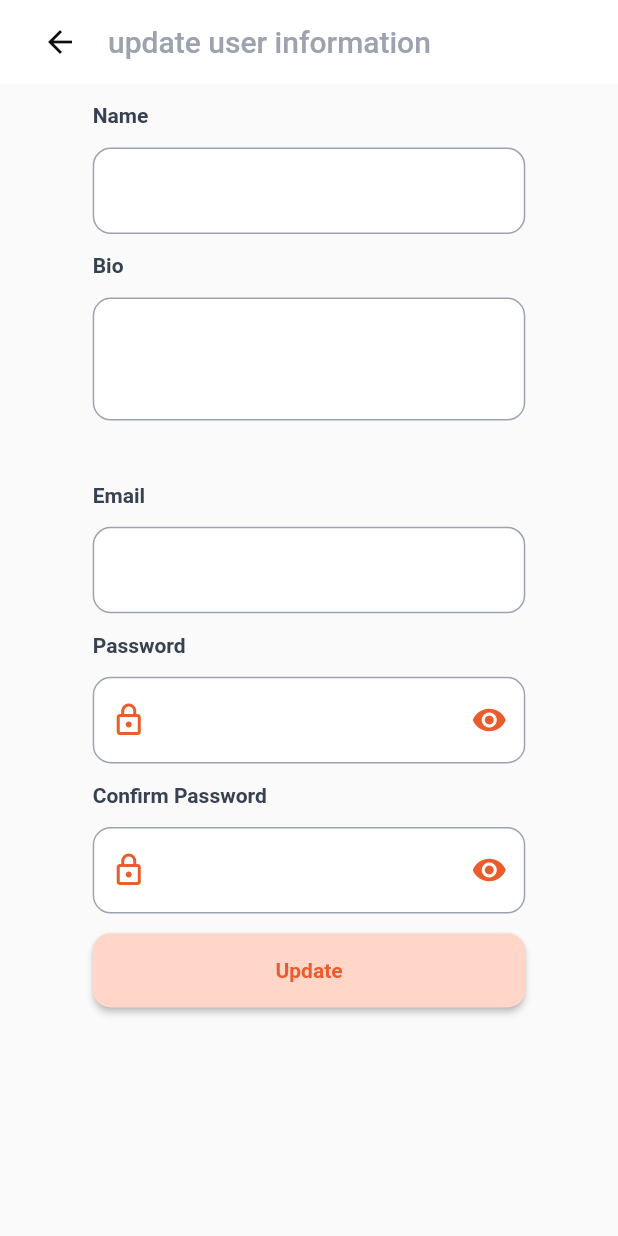
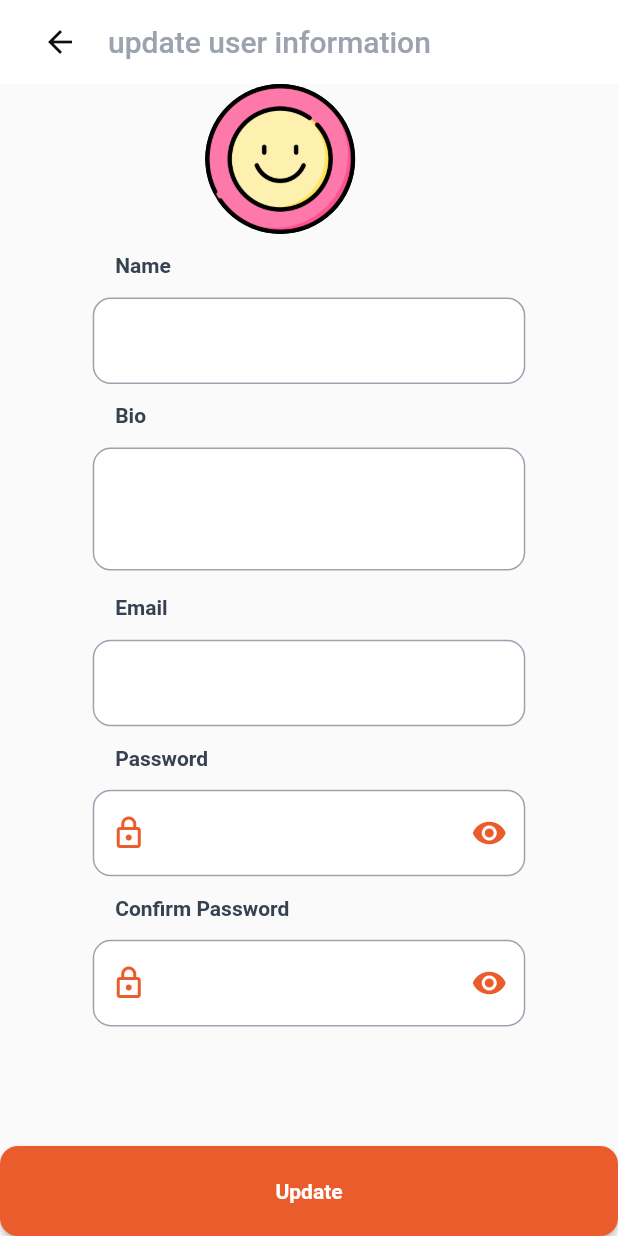
Before and after one commit to nisacolak/kasifim_app, a Flutter app: the ProfileSettings screen opened by its route, after a tap on the "edit" icon, on a phone screen of 412 x 824 dp. Run offline on Flutter 3.47's test engine with Material 2 defaults, Android fonts, the phone set to English and light mode, and no system bars; our stand-ins replace dio, equatable, flutter_rating_bar.

Commit message:
fix profile details

```diff
--- a/lib/app/views/detail/widget/directions_tab.dart
+++ b/lib/app/views/detail/widget/directions_tab.dart
@@ -44,7 +44,7 @@ class addressBox extends StatelessWidget {
             Container(
               padding: EdgeInsets.all(6),
               width: MediaQuery.of(context).size.width * 0.9,
-              height: MediaQuery.of(context).size.height * .10,
+              height: MediaQuery.of(context).size.height * .11,
               decoration: BoxDecoration(
                 // color: ColorName.lightGrey,
                 borderRadius: BorderRadius.circular(12),
--- a/lib/app/views/detail/widget/restaurant_info.dart
+++ b/lib/app/views/detail/widget/restaurant_info.dart
@@ -83,10 +83,8 @@ class buildRestaurantInfo extends StatelessWidget {
           ],
         ),
       ]),
-      SizedBox(
-        height: 10,
-      ),
-      RestaurantImages(),
+
+      //RestaurantImages(),
     ]);
   }
 }
--- a/lib/app/views/settings/profile_edit.dart
+++ b/lib/app/views/settings/profile_edit.dart
@@ -2,6 +2,7 @@ import 'package:flutter/material.dart';
 import 'package:kasifim_app/app/routes/custom_page_route.dart';
 import 'package:kasifim_app/app/views/auth/widget/auth_field.dart';
 import 'package:kasifim_app/app/views/auth/widget/password_field.dart';
+import 'package:kasifim_app/app/views/profile/widget/profile_info.dart';
 
 import 'package:kasifim_app/app/views/settings/settings.dart';
 import 'package:kasifim_app/app/views/welcome/widget/custom_button.dart';
@@ -24,7 +25,19 @@ class _ProfileEditState extends State<ProfileEdit> {
   @override
   Widget build(BuildContext context) {
     return Scaffold(
+        resizeToAvoidBottomInset: false,
+        bottomNavigationBar: SizedBox(
+          height: 60,
+          child: CustomButton(
+              onPressed: () {},
+              text: 'Update',
+              labelColor: ColorName.white,
+              backgroundColor: ColorName.orange),
+        ),
         appBar: AppBar(
+            // actions: [
+            //   TextButton(onPressed: () {}, child: AppText.medium('Kaydet')),
+            // ],
             backgroundColor: ColorName.white,
             elevation: 0,
             title: Text(
@@ -41,67 +54,90 @@ class _ProfileEditState extends State<ProfileEdit> {
                     color: ColorName.black,
                   )),
             )),
-      body: SingleChildScrollView(
+        body: SafeArea(
             child: Form(
-          child: Center(
-            child: Column(
-                crossAxisAlignment: CrossAxisAlignment.start,
-                mainAxisAlignment: MainAxisAlignment.start,
-                children: [
+          child: ListView(children: [
+            Column(mainAxisAlignment: MainAxisAlignment.end, children: [
+              Column(crossAxisAlignment: CrossAxisAlignment.start, children: [
+                Padding(
+                  padding: const EdgeInsets.only(left: 75),
+                  child: ProfileAvatar(),
+                ),
                 buildSpace(),
-                  AppText.medium(
+                Padding(
+                  padding: const EdgeInsets.only(left: 15),
+                  child: AppText.medium(
                     'Name',
                     color: ColorName.darkGrey,
+                  ),
                 ),
                 buildSpace(),
                 AuthField(
                   controller: updateName,
                 ),
                 buildSpace(),
-                  AppText.medium(
+                Padding(
+                  padding: const EdgeInsets.only(left: 15),
+                  child: AppText.medium(
                     'Bio',
                     color: ColorName.darkGrey,
+                  ),
                 ),
                 buildSpace(),
                 UpdateBio(
                   controller: updateBio,
                 ),
-                  AppText.medium(
+                Padding(
+                  padding: const EdgeInsets.only(left: 15),
+                  child: AppText.medium(
                     'Email',
                     color: ColorName.darkGrey,
+                  ),
                 ),
                 buildSpace(),
                 AuthField(
                   controller: updateEmail,
                 ),
                 buildSpace(),
-                  AppText.medium(
+                Padding(
+                  padding: const EdgeInsets.only(left: 15),
+                  child: AppText.medium(
                     'Password',
                     color: ColorName.darkGrey,
+                  ),
                 ),
                 buildSpace(),
                 PasswordField(
                   controller: updatePassword,
                 ),
                 buildSpace(),
-                  AppText.medium(
+                Padding(
+                  padding: const EdgeInsets.only(left: 15),
+                  child: AppText.medium(
                     'Confirm Password',
                     color: ColorName.darkGrey,
+                  ),
                 ),
                 buildSpace(),
                 PasswordField(
                   controller: updatePasswordConfirm,
                 ),
-                  buildSpace(),
-                  CustomButton(
-                      onPressed: () {},
-                      text: 'Update',
-                      labelColor: ColorName.orange,
-                      backgroundColor: ColorName.orangeShade),
               ]),
-          ),
-        ),
-      ),
+            ]),
+          ]),
+        )));
+  }
+}
+
+class buildSpace extends StatelessWidget {
+  const buildSpace({
+    super.key,
+  });
+
+  @override
+  Widget build(BuildContext context) {
+    return SizedBox(
+      height: MediaQuery.of(context).size.height * .016,
     );
   }
 }
@@ -116,10 +152,11 @@ class UpdateBio extends StatelessWidget {
   @override
   Widget build(BuildContext context) {
     return Container(
-      height: MediaQuery.of(context).size.height * .15,
-      width: MediaQuery.of(context).size.width * 0.70,
+      height: MediaQuery.of(context).size.height * .12,
+      width: MediaQuery.of(context).size.width * .70,
       child: TextFormField(
-          maxLines: 4,
+          autofillHints: [],
+          maxLines: 2,
           minLines: 2,
           controller: controller,
           decoration: InputDecoration(
--- a/lib/app/views/settings/settings.dart
+++ b/lib/app/views/settings/settings.dart
@@ -28,7 +28,7 @@ class ProfileSettings extends StatelessWidget {
             child: Center(
           child: Container(
             height: MediaQuery.of(context).size.height,
-            width: MediaQuery.of(context).size.width * .9,
+            width: MediaQuery.of(context).size.width * .93,
             decoration: BoxDecoration(
                 color: ColorName.lightGrey,
                 borderRadius: BorderRadius.circular(20)),
@@ -36,19 +36,20 @@ class ProfileSettings extends StatelessWidget {
               buildSpace(),
               Container(
                   height: MediaQuery.of(context).size.height * .15,
-                  width: MediaQuery.of(context).size.width * .02,
+                  width: MediaQuery.of(context).size.width * .8,
                   decoration: BoxDecoration(
                     color: ColorName.white,
                     borderRadius: BorderRadius.circular(20),
                   ),
-                  child: Stack(children: [
-                    Row(
+                  child: Padding(
+                    padding: const EdgeInsets.all(8.0),
+                    child: Row(
                         mainAxisAlignment: MainAxisAlignment.spaceBetween,
                         crossAxisAlignment: CrossAxisAlignment.start,
                         children: [
-                          profileAvatar(),
+                          ProfileAvatar(),
                           SizedBox(
-                            width: 6,
+                            width: 10,
                           ),
                           profileBio(),
                           IconButton(
@@ -56,8 +57,8 @@ class ProfileSettings extends StatelessWidget {
                             onPressed: () => Navigator.of(context)
                                 .push(CustomPageRoute(child: ProfileEdit())),
                           ),
-                        ])
-                  ])),
+                        ]),
+                  )),
               buildSpace(),
               buildSettingsItem(
                 height: MediaQuery.of(context).size.height * .10,
```
Also changed, not shown: lib/app/views/detail/restaurant_detail_view.dart (+11 -3 lines), lib/app/views/detail/widget/restaurant_images.dart (+37 -39 lines), lib/app/views/detail/widget/reviews_tab.dart (+15 -5 lines), lib/app/views/profile/widget/profile_info.dart (+62 -6 lines), 1 other file. Lines whose indentation alone changed are shown as unchanged.
